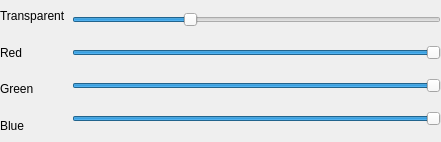
The window that ClocksSettings.ui (Roker2/ClocksOnWindows) describes before a commit, drawn with Qt 5.
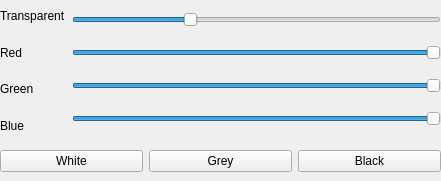
The same window after the commit. Icons and pictures are not drawn.

Commit message:
ClocksSettings: Add presets
White, grey and black colors

The edit to the form file:
```diff
--- a/ClocksSettings.ui
+++ b/ClocksSettings.ui
@@ -7,7 +7,7 @@
     <x>0</x>
     <y>0</y>
     <width>441</width>
-    <height>142</height>
+    <height>181</height>
    </rect>
   </property>
   <property name="windowTitle">
@@ -117,6 +117,39 @@
     </item>
    </layout>
   </widget>
+  <widget class="QWidget" name="">
+   <property name="geometry">
+    <rect>
+     <x>0</x>
+     <y>141</y>
+     <width>441</width>
+     <height>40</height>
+    </rect>
+   </property>
+   <layout class="QHBoxLayout" name="horizontalLayout_2">
+    <item>
+     <widget class="QPushButton" name="Button_SetWhite">
+      <property name="text">
+       <string>White</string>
+      </property>
+     </widget>
+    </item>
+    <item>
+     <widget class="QPushButton" name="Button_SetGrey">
+      <property name="text">
+       <string>Grey</string>
+      </property>
+     </widget>
+    </item>
+    <item>
+     <widget class="QPushButton" name="Button_SetBlack">
+      <property name="text">
+       <string>Black</string>
+      </property>
+     </widget>
+    </item>
+   </layout>
+  </widget>
  </widget>
  <resources/>
  <connections/>
```
The commit also changes 2 other files.
